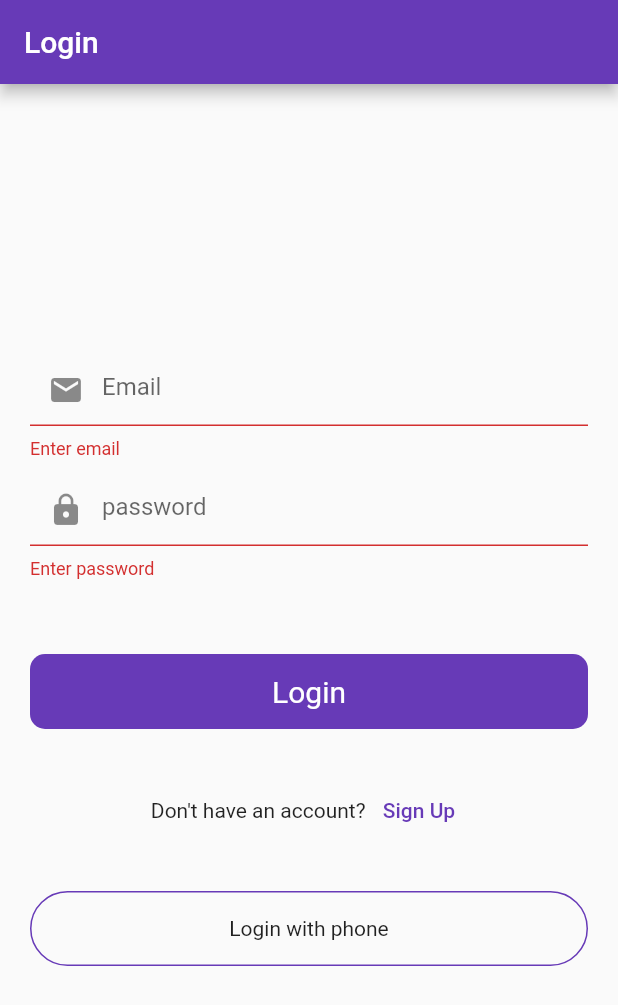
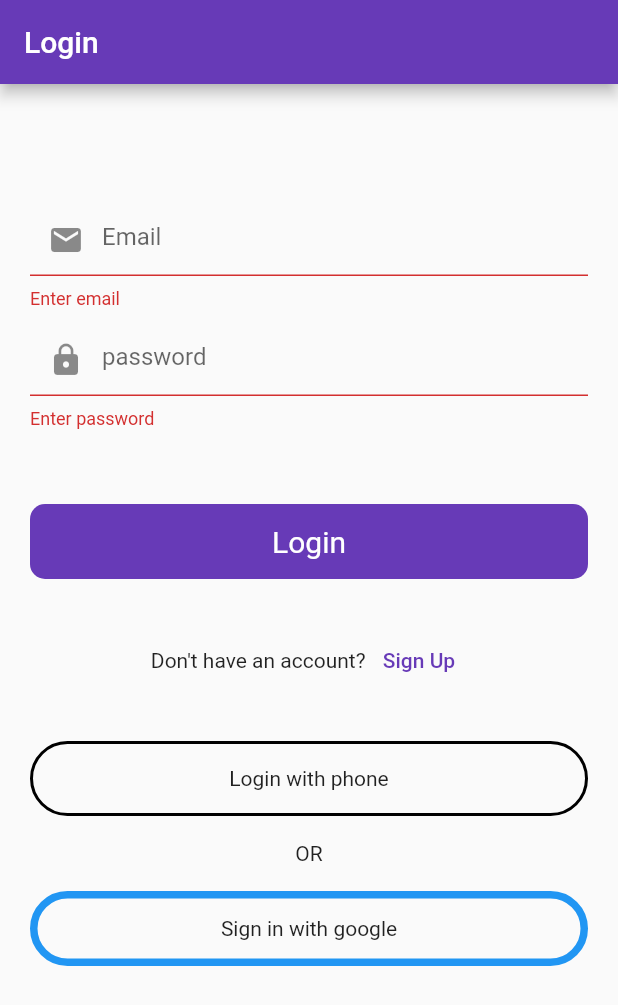
Before and after one commit to rishabhsinghsatya/firebase-user-auth, a Flutter app: the screen it shows after launch, after a tap on "Login", on a phone screen of 412 x 824 dp. Shown: the top 1005 px of the screen. Run offline on Flutter 3.47's test engine with Material 2 defaults, Android fonts, the phone set to English and light mode, and no system bars; our stand-ins replace firebase_auth, firebase_core, fluttertoast, google_sign_in; accounts and stored records are empty.

Commit message:
[google-auth]: sign in with google

```diff
--- a/lib/main.dart
+++ b/lib/main.dart
@@ -5,7 +5,7 @@ import 'package:user_auth/ui/splash_screen.dart';
 void main() async {
   WidgetsFlutterBinding.ensureInitialized();
   await Firebase.initializeApp();
-  runApp(const MyApp());
+  runApp(MyApp());
 }
 
 class MyApp extends StatelessWidget {
--- a/lib/ui/auth/login_screen.dart
+++ b/lib/ui/auth/login_screen.dart
@@ -2,6 +2,8 @@ import 'package:firebase_auth/firebase_auth.dart';
 import 'package:flutter/material.dart';
 import 'package:flutter/services.dart';
 import 'package:flutter/src/widgets/framework.dart';
+import 'package:google_sign_in/google_sign_in.dart';
+// import 'package:user_auth/ui/auth/google_auth.dart';
 import 'package:user_auth/ui/auth/login_with_phone.dart';
 import 'package:user_auth/ui/auth/signup_screen.dart';
 import 'package:user_auth/ui/post/post_screen.dart';
@@ -67,10 +69,10 @@ class _LoginScreenState extends State<LoginScreen> {
           title: Text('Login'),
         ),
         body: Padding(
-          padding: const EdgeInsets.symmetric(horizontal: 20),
-          child: Column(
-            mainAxisAlignment: MainAxisAlignment.center,
-            crossAxisAlignment: CrossAxisAlignment.center,
+          padding: EdgeInsets.fromLTRB(20, 80, 20, 20),
+          child: ListView(
+            // mainAxisAlignment: MainAxisAlignment.center,
+            // crossAxisAlignment: CrossAxisAlignment.center,
             children: [
               Form(
                   key: _formKey,
@@ -149,10 +151,32 @@ class _LoginScreenState extends State<LoginScreen> {
                   height: 50,
                   decoration: BoxDecoration(
                       borderRadius: BorderRadius.circular(50),
-                      border: Border.all(color: Colors.deepPurple)),
+                      border: Border.all(color: Colors.black, width: 2)),
                   child: Center(child: Text("Login with phone")),
                 ),
-              )
+              ),
+              SizedBox(
+                height: 50,
+                child: Align(
+                  child: Text("OR"),
+                  alignment: Alignment.center,
+                ),
+              ),
+              GestureDetector(
+                onTap: () async {
+                  await utils().googleLogin().whenComplete(() {
+                    Navigator.push(context,
+                        MaterialPageRoute(builder: (context) => PostScreen()));
+                  });
+                },
+                child: Container(
+                  height: 50,
+                  decoration: BoxDecoration(
+                      borderRadius: BorderRadius.circular(50),
+                      border: Border.all(color: Colors.blue, width: 5)),
+                  child: Center(child: Text("Sign in with google")),
+                ),
+              ),
             ],
           ),
         ),
--- a/pubspec.yaml
+++ b/pubspec.yaml
@@ -36,6 +36,7 @@ dependencies:
   firebase_core: ^2.1.1
   firebase_auth: ^4.1.0
   fluttertoast: ^8.1.1
+  google_sign_in: ^5.4.2
 
 dev_dependencies:
   flutter_test:
```
Also changed, not shown: lib/utils/utils.dart (+19 -0 lines), pubspec.lock, 1 other file.
